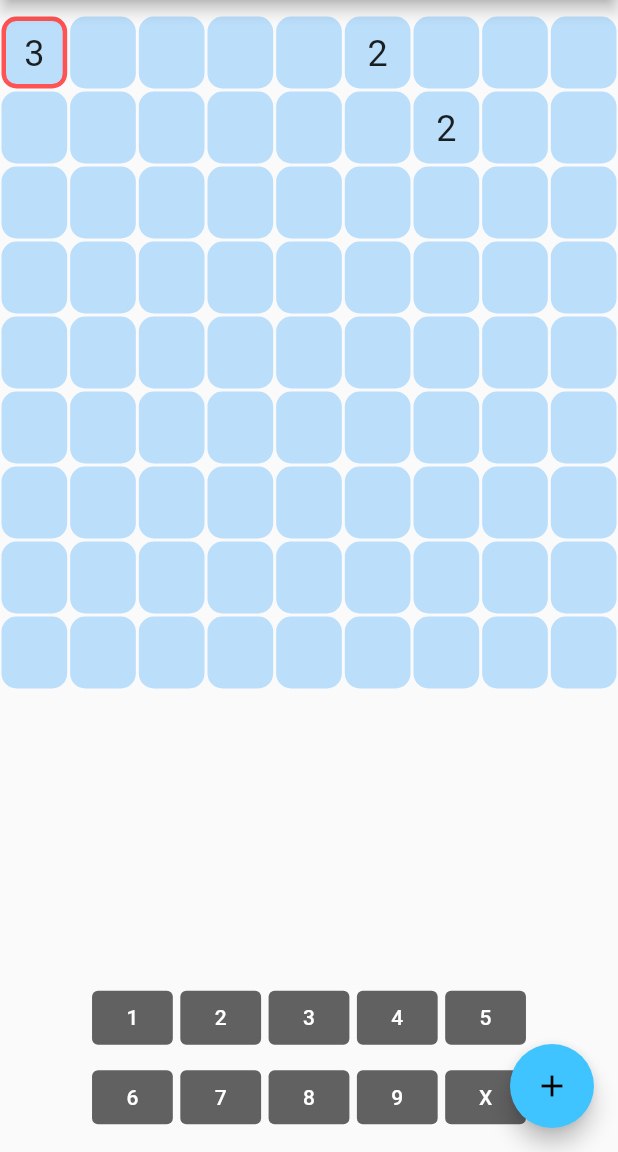
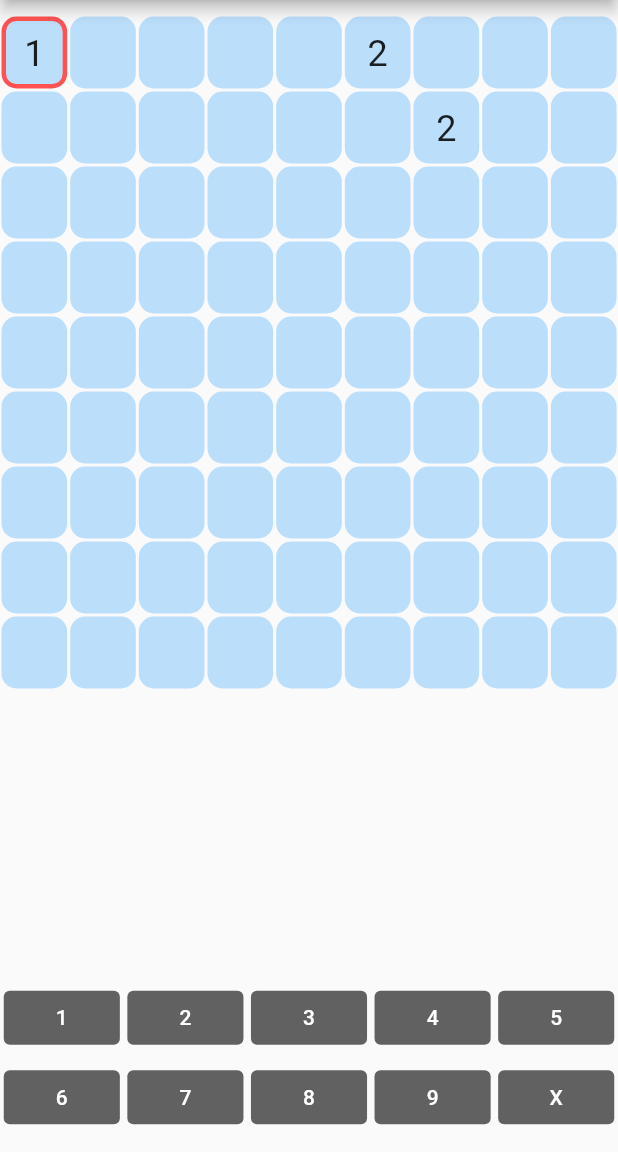
Before and after one commit to brainsizzle/flutter_playground, a Flutter app: the screen it shows after launch, after a tap on an icon or button, on a phone screen of 412 x 824 dp, the part 84-1236 px from its top. Run offline on Flutter 3.47's test engine with Material 2 defaults, Android fonts, the phone set to English and light mode, and no system bars.

Commit message:
value buttons now work

```diff
--- a/lib/main.dart
+++ b/lib/main.dart
@@ -34,15 +34,20 @@ class MainPage extends StatefulWidget {
 class _MainPageState extends State<MainPage> {
   SudokuPuzzle puzzle = new SudokuPuzzle();
 
-  void _checkSudoku() {
+  void _fieldClicked(int index) {
     setState(() {
-      puzzle.checkPuzzle();
+      puzzle.selectField(index);
     });
   }
 
-  void _onClicked(int index) {
+  void _buttonClicked(String value) {
     setState(() {
-      puzzle.selectField(index);
+      if (value == "X") {
+        puzzle.resetSelectedField();
+      } else {
+        puzzle.setSelectedValue(int.parse(value));
+      }
+      puzzle.checkPuzzle();
     });
   }
 
@@ -63,30 +68,26 @@ class _MainPageState extends State<MainPage> {
                         sudokuPuzzle: puzzle,
                         startingIndex: puzzle.getRowStartingIndex(rowNum),
                         numberOfFields: 9,
-                        onClicked: _onClicked))),
+                        onClicked: _fieldClicked))),
             Spacer(),
             Table(
               children: [
                 TableRow(
                   children: [
-                    Spacer(),
-                    TypeValueButton("1"),
-                    TypeValueButton("2"),
-                    TypeValueButton("3"),
-                    TypeValueButton("4"),
-                    TypeValueButton("5"),
-                    Spacer(),
+                    TypeValueButton(value: "1", onClicked: _buttonClicked),
+                    TypeValueButton(value: "2", onClicked: _buttonClicked),
+                    TypeValueButton(value: "3", onClicked: _buttonClicked),
+                    TypeValueButton(value: "4", onClicked: _buttonClicked),
+                    TypeValueButton(value: "5", onClicked: _buttonClicked),
                   ],
                 ),
                 TableRow(
                   children: [
-                    Spacer(),
-                    TypeValueButton("6"),
-                    TypeValueButton("7"),
-                    TypeValueButton("8"),
-                    TypeValueButton("9"),
-                    TypeValueButton("X"),
-                    Spacer(),
+                    TypeValueButton(value: "6", onClicked: _buttonClicked),
+                    TypeValueButton(value: "7", onClicked: _buttonClicked),
+                    TypeValueButton(value: "8", onClicked: _buttonClicked),
+                    TypeValueButton(value: "9", onClicked: _buttonClicked),
+                    TypeValueButton(value: "X", onClicked: _buttonClicked),
                   ],
                 ),
               ],),
@@ -94,11 +95,6 @@ class _MainPageState extends State<MainPage> {
           ],
         ),
       ),
-      floatingActionButton: FloatingActionButton(
-        onPressed: _checkSudoku,
-        tooltip: 'check state',
-        child: Icon(Icons.add),
-      ),
     );
   }
 }
--- a/lib/src/model/puzzle.dart
+++ b/lib/src/model/puzzle.dart
@@ -4,7 +4,7 @@ class SudokuPuzzle {
   List<SudokuField> fields =
       List<SudokuField>.generate(81, (int index) => SudokuField());
 
-  int selectedField = 0;
+  int selectedFieldIndex = 0;
 
   SudokuPuzzle() {
     fields[0].value = 3;
@@ -169,10 +169,22 @@ class SudokuPuzzle {
   }
 
   bool isSelected(int index) {
-    return index == selectedField;
+    return index == selectedFieldIndex;
   }
 
   void selectField(int index) {
-    selectedField = index;
+    selectedFieldIndex = index;
+  }
+
+  void resetSelectedField() {
+    getSelectedField().value = 0;
+  }
+
+  SudokuField getSelectedField() {
+    return fields[selectedFieldIndex];
+  }
+
+  void setSelectedValue(int value) {
+    getSelectedField().value = value;
   }
 }
--- a/lib/src/widgets/input.dart
+++ b/lib/src/widgets/input.dart
@@ -2,13 +2,20 @@ import 'package:flutter/material.dart';
 
 class TypeValueButton extends Container {
 
-  TypeValueButton(this.value)  : super(padding: EdgeInsets.all(2.5));
+  TypeValueButton({this.value="X", this.onClicked = _noop})  : super(padding: EdgeInsets.all(2.5));
 
   final String value;
+  final ValueChanged<String> onClicked;
+
+  static void _noop(String arg) {
+    print("click not passed on: " + arg);
+  }
 
   @override
   Widget get child => TextButton(
-      onPressed: () {},
+      onPressed: () {
+        onClicked(value);
+      },
       child: Text(value),
       style:  TextButton.styleFrom(
         primary: Colors.white,
```
Also changed, not shown: 1 other file.
